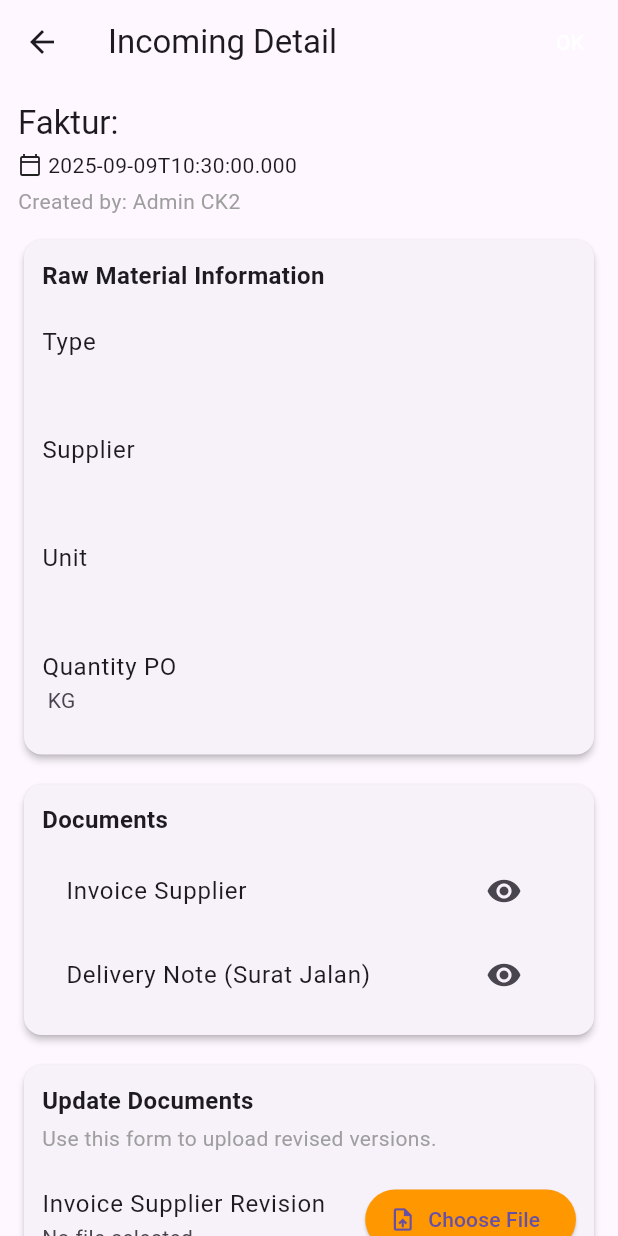
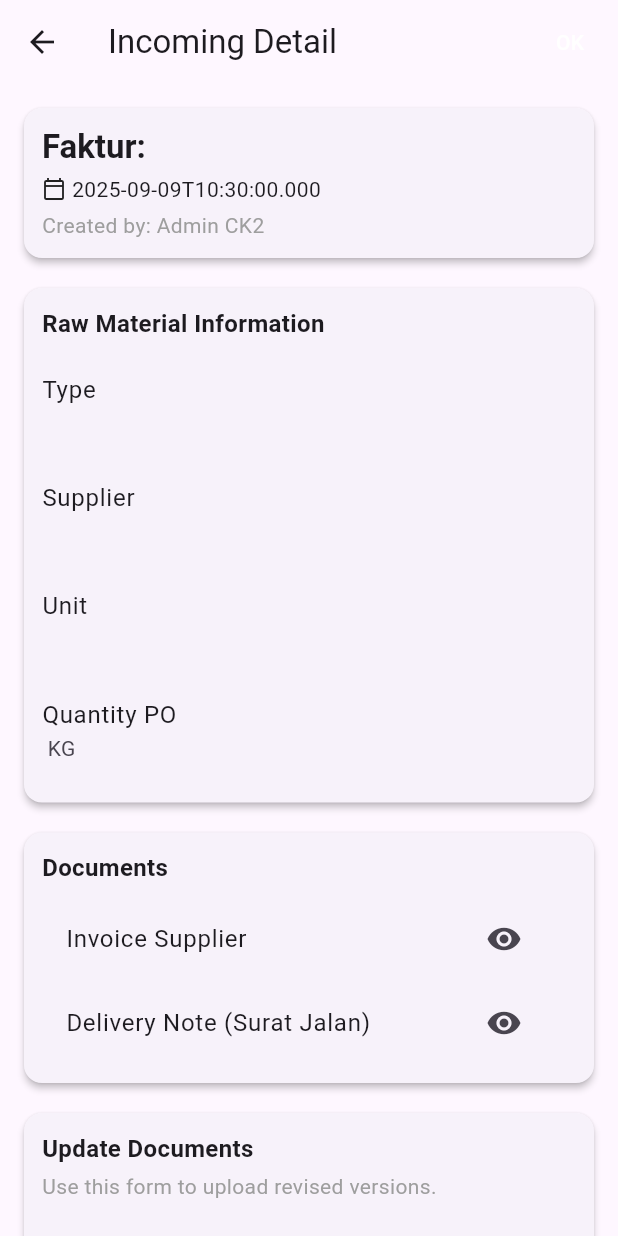
Before and after one commit to AgassiPutra/rm_inventory_new, a Flutter app: the IncomingDetailPage screen opened directly with empty values, on a phone screen of 412 x 824 dp. Run offline on Flutter 3.47's test engine with Material 3 defaults, Android fonts, the phone set to English and light mode, and no system bars; our stand-ins replace csv, fl_chart, flutter_blue_plus, image_picker, permission_handler, shared_preferences; missing offline and left inert: dart:html, dart:js_util, flutter_web_bluetooth; accounts and stored records are empty; network calls fail.

Commit message:
minor change untuk card header faktur

```diff
--- a/lib/screens/incomingdetailpage.dart
+++ b/lib/screens/incomingdetailpage.dart
@@ -273,12 +273,18 @@ class _IncomingDetailPageState extends State<IncomingDetailPage> {
   }
 
   Widget _buildHeader(BuildContext context) {
-    return Column(
+    return Card(
+      elevation: 2,
+      child: Padding(
+        padding: const EdgeInsets.all(12),
+        child: Column(
           crossAxisAlignment: CrossAxisAlignment.start,
           children: [
             Text(
               'Faktur: ${widget.data['faktur']}',
-          style: Theme.of(context).textTheme.titleLarge,
+              style: Theme.of(
+                context,
+              ).textTheme.titleLarge?.copyWith(fontWeight: FontWeight.bold),
             ),
             SizedBox(height: 4),
             Row(
@@ -291,6 +297,8 @@ class _IncomingDetailPageState extends State<IncomingDetailPage> {
             SizedBox(height: 4),
             Text('Created by: Admin CK2', style: TextStyle(color: Colors.grey)),
           ],
+        ),
+      ),
     );
   }
 
```
Lines whose indentation alone changed are shown as unchanged.
